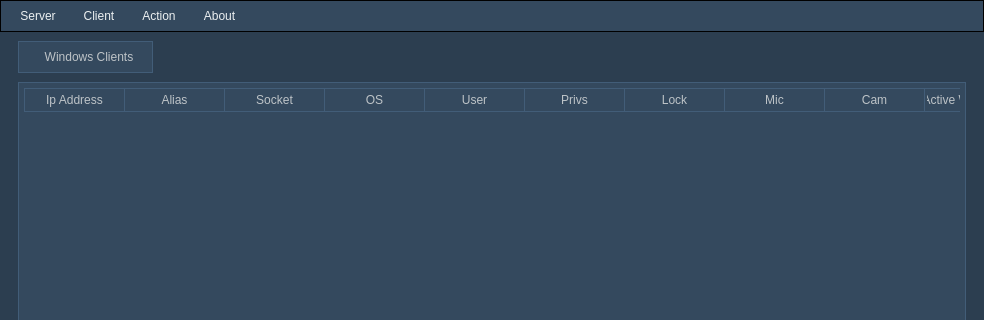
5l1v3r1/Moderat, file source/gui.ui: the form before one commit; both pictures show x 0 to 984 and y 0 to 320 of the 984 by 607 pixel window.
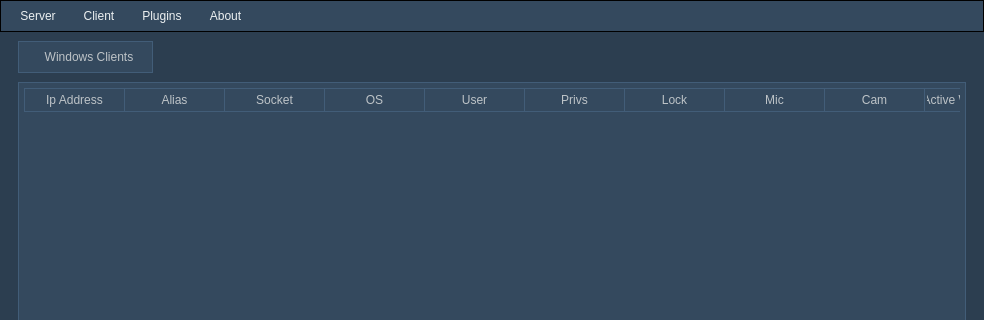
The form after the commit. Icons and pictures are not drawn.

```diff
--- a/source/gui.ui
+++ b/source/gui.ui
@@ -498,7 +498,7 @@
      <bool>true</bool>
     </property>
     <property name="title">
-     <string comment="asd">Action</string>
+     <string comment="asd">Plugins</string>
     </property>
     <addaction name="actionRemote_Shell"/>
     <addaction name="actionRemote_Explorer"/>
```
Left out of the diff: 10 changed lines with no effect on the pictures.
